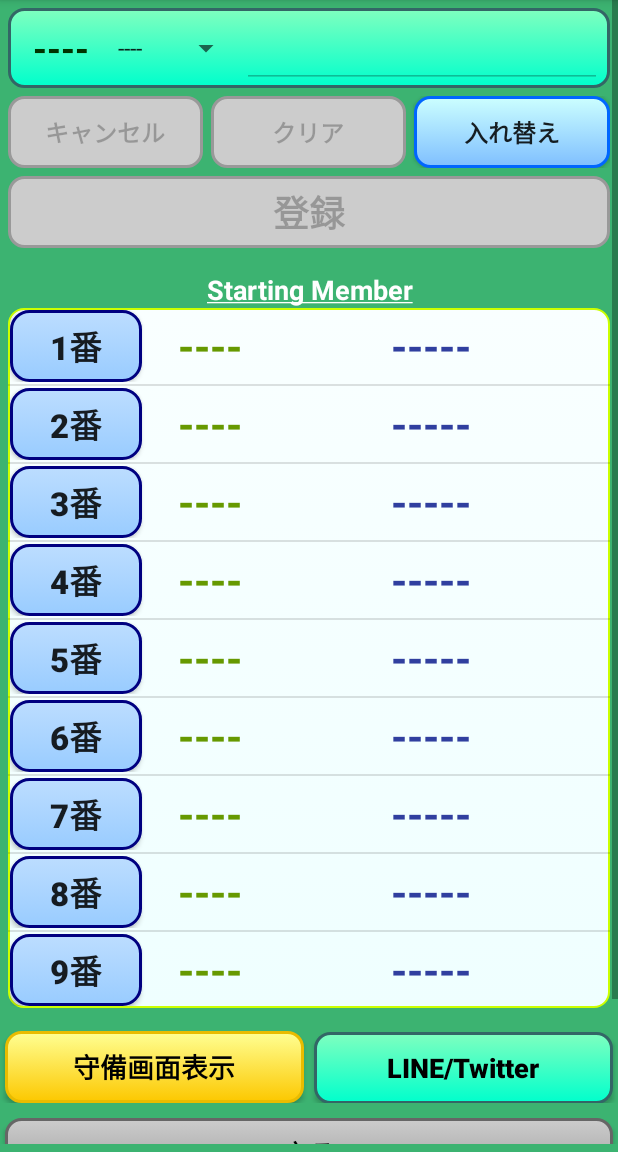
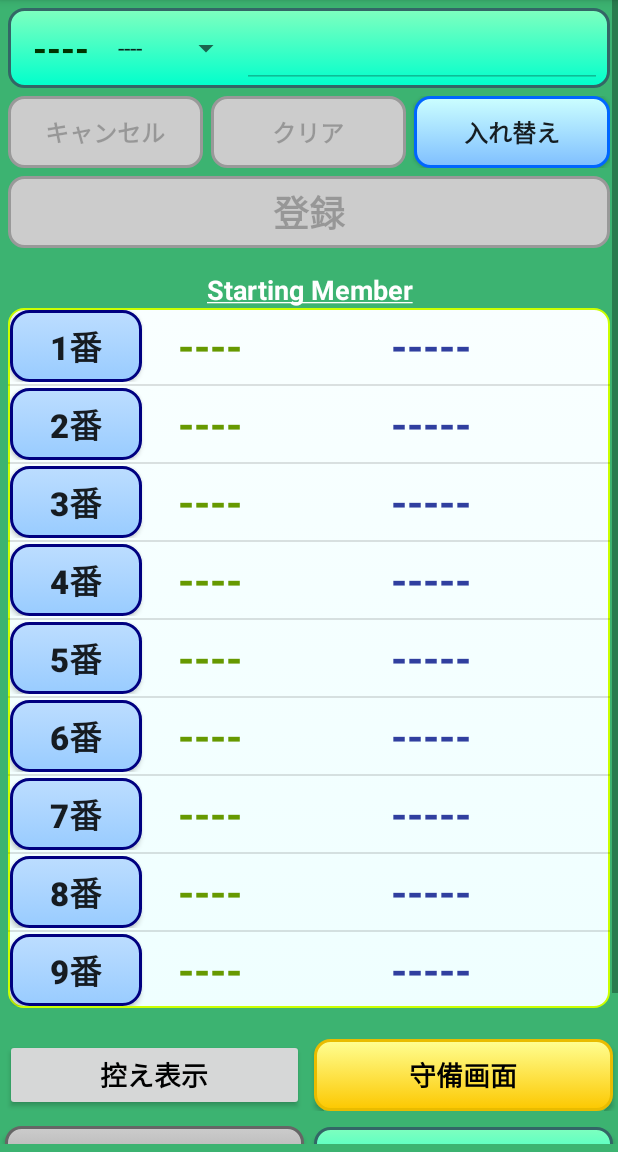
Before and after one commit to korosaka/baseball_lineup_jp, an Android app: the MakingOrderActivity screen opened directly, with no data from a screen before it, on a phone screen of 412 x 824 dp, the part 84-1236 px from its top. Run offline under Robolectric (Android 15) with nearby library versions, the phone set to English and light mode, and no system bars; our stand-ins replace AdMob; 1 statement that could not run was skipped.

Commit message:
put view items for sub member

```diff
--- a/app/src/main/res/layout/activity_making_order.xml
+++ b/app/src/main/res/layout/activity_making_order.xml
@@ -49,6 +49,18 @@
                         android:layout_height="wrap_content"
                         android:entries="@array/positions" />
 
+                    <TextView
+                        android:id="@+id/sub"
+                        android:layout_width="wrap_content"
+                        android:layout_height="wrap_content"
+                        android:layout_marginLeft="10dp"
+                        android:layout_marginRight="20dp"
+                        android:text="控え"
+                        android:textColor="#000000"
+                        android:textSize="24sp"
+                        android:textStyle="bold"
+                        android:visibility="gone" />
+
                     <EditText
                         android:id="@+id/etName"
                         android:layout_width="0dp"
@@ -61,6 +73,68 @@
                         android:textSize="24sp" />
 
                 </LinearLayout>
+
+                <LinearLayout
+                    android:layout_width="match_parent"
+                    android:layout_height="wrap_content"
+                    android:layout_marginLeft="5dp"
+                    android:layout_marginRight="5dp"
+                    android:layout_marginBottom="5dp"
+                    android:background="@drawable/share_button_background"
+                    android:gravity="center"
+                    android:orientation="horizontal"
+                    android:paddingLeft="5dp"
+                    android:paddingRight="5dp"
+                    android:visibility="gone">
+
+                    <TextView
+                        android:layout_width="wrap_content"
+                        android:layout_height="wrap_content"
+                        android:layout_marginLeft="10dp"
+                        android:layout_marginRight="20dp"
+                        android:text="用途"
+                        android:textColor="#000000"
+                        android:textSize="24sp"
+                        android:textStyle="bold" />
+
+                    <Button
+                        android:layout_width="0dp"
+                        android:layout_height="wrap_content"
+                        android:layout_weight="1.0"
+                        android:text="投手"
+                        android:textColor="#000000"
+                        android:textSize="18sp"
+                        android:textStyle="bold" />
+
+                    <Button
+                        android:layout_width="0dp"
+                        android:layout_height="wrap_content"
+                        android:layout_weight="1.0"
+                        android:text="代打"
+                        android:textColor="#000000"
+                        android:textSize="18sp"
+                        android:textStyle="bold" />
+
+                    <Button
+                        android:layout_width="0dp"
+                        android:layout_height="wrap_content"
+                        android:layout_weight="1.0"
+                        android:text="代走"
+                        android:textColor="#000000"
+                        android:textSize="18sp"
+                        android:textStyle="bold" />
+
+                    <Button
+                        android:layout_width="0dp"
+                        android:layout_height="wrap_content"
+                        android:layout_weight="1.0"
+                        android:text="守備"
+                        android:textColor="#000000"
+                        android:textSize="18sp"
+                        android:textStyle="bold" />
+
+                </LinearLayout>
+
 
                 <LinearLayout
                     android:layout_width="match_parent"
@@ -156,15 +230,57 @@
                 android:layout_width="match_parent"
                 android:layout_height="wrap_content"
                 android:layout_marginLeft="5dp"
-                android:layout_marginRight="5dp">
+                android:layout_marginRight="5dp"
+                android:layout_marginBottom="15dp">
 
             </FrameLayout>
 
             <LinearLayout
                 android:layout_width="match_parent"
                 android:layout_height="wrap_content"
-                android:layout_marginTop="15dp"
+                android:orientation="horizontal"
+                android:visibility="gone">
+
+                <Button
+                    android:layout_width="0dp"
+                    android:layout_height="wrap_content"
+                    android:layout_marginLeft="3dp"
+                    android:layout_marginRight="3dp"
+                    android:layout_weight="1.0"
+                    android:text="控え追加"
+                    android:textColor="#000000"
+                    android:textSize="18sp"
+                    android:textStyle="bold" />
+
+                <Button
+                    android:layout_width="0dp"
+                    android:layout_height="wrap_content"
+                    android:layout_marginLeft="3dp"
+                    android:layout_marginRight="3dp"
+                    android:layout_weight="1.0"
+                    android:text="控え削除"
+                    android:textColor="#000000"
+                    android:textSize="18sp"
+                    android:textStyle="bold" />
+
+            </LinearLayout>
+
+            <LinearLayout
+                android:layout_width="match_parent"
+                android:layout_height="wrap_content"
+                android:layout_marginTop="5dp"
                 android:orientation="horizontal">
+
+                <Button
+                    android:layout_width="0dp"
+                    android:layout_height="wrap_content"
+                    android:layout_marginLeft="3dp"
+                    android:layout_marginRight="3dp"
+                    android:layout_weight="1.0"
+                    android:text="控え表示"
+                    android:textColor="#000000"
+                    android:textSize="18sp"
+                    android:textStyle="bold" />
 
                 <Button
                     android:layout_width="0dp"
@@ -175,20 +291,6 @@
                     android:background="@drawable/field_button_background"
                     android:onClick="onClickField"
                     android:text="@string/field"
-                    android:textColor="#000000"
-                    android:textSize="18sp"
-                    android:textStyle="bold" />
-
-                <Button
-                    android:layout_width="0dp"
-                    android:layout_height="wrap_content"
-                    android:layout_marginLeft="3dp"
-                    android:layout_marginRight="3dp"
-                    android:layout_weight="1.0"
-                    android:background="@drawable/share_button_background"
-                    android:onClick="onClickShareOrder"
-                    android:text="@string/share"
-                    android:textAllCaps="false"
                     android:textColor="#000000"
                     android:textSize="18sp"
                     android:textStyle="bold" />
@@ -212,6 +314,21 @@
                     android:textColor="#000000"
                     android:textSize="18sp"
                     android:textStyle="bold" />
+
+                <Button
+                    android:layout_width="0dp"
+                    android:layout_height="wrap_content"
+                    android:layout_marginLeft="3dp"
+                    android:layout_marginRight="3dp"
+                    android:layout_weight="1.0"
+                    android:background="@drawable/share_button_background"
+                    android:onClick="onClickShareOrder"
+                    android:text="@string/share"
+                    android:textAllCaps="false"
+                    android:textColor="#000000"
+                    android:textSize="18sp"
+                    android:textStyle="bold" />
+
             </LinearLayout>
 
         </LinearLayout>
--- a/app/src/main/res/values/strings.xml
+++ b/app/src/main/res/values/strings.xml
@@ -70,7 +70,7 @@
     <string name="yes">はい</string>
     <string name="order">ノーマル</string>
     <string name="subOrder">DH</string>
-    <string name="field">守備画面表示</string>
+    <string name="field">守備画面</string>
     <string name="back">戻る</string>
     <string name="cancel">キャンセル</string>
     <string name="replace">入れ替え</string>
```
